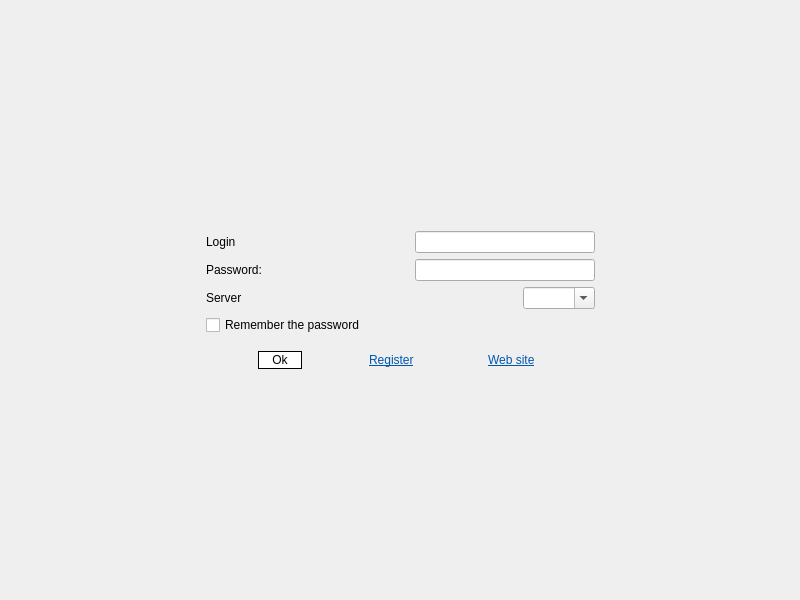
This is client/single-player/mainwindow.ui in alphaonex86/CatchChallenger as Qt 5 draws it before an edit. The edited form follows.
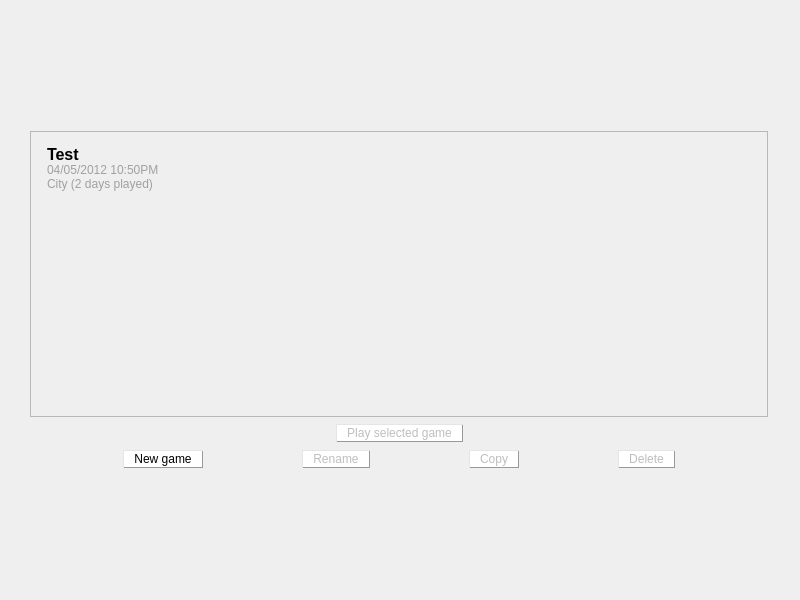
This is the edited form. The open tabs and pages were chosen to show the change. Icons and pictures are not drawn.

Patch:
```diff
--- a/client/single-player/mainwindow.ui
+++ b/client/single-player/mainwindow.ui
@@ -50,12 +50,6 @@
         <string notr="true">background-image: url(:/images/background.png);</string>
        </property>
        <layout class="QVBoxLayout" name="verticalLayout_3">
-        <property name="spacing">
-         <number>0</number>
-        </property>
-        <property name="margin">
-         <number>0</number>
-        </property>
         <item>
          <spacer name="verticalSpacer_login_2">
           <property name="orientation">
@@ -64,7 +58,7 @@
           <property name="sizeHint" stdset="0">
            <size>
             <width>20</width>
-            <height>197</height>
+            <height>99</height>
            </size>
           </property>
          </spacer>
@@ -88,14 +82,14 @@
            <widget class="QFrame" name="frame_login_2">
             <property name="minimumSize">
              <size>
-              <width>431</width>
-              <height>191</height>
+              <width>777</width>
+              <height>379</height>
              </size>
             </property>
             <property name="maximumSize">
              <size>
-              <width>431</width>
-              <height>191</height>
+              <width>777</width>
+              <height>379</height>
              </size>
             </property>
             <property name="styleSheet">
@@ -112,14 +106,14 @@
               <widget class="QFrame" name="frame_login">
                <property name="minimumSize">
                 <size>
-                 <width>411</width>
-                 <height>161</height>
+                 <width>760</width>
+                 <height>360</height>
                 </size>
                </property>
                <property name="maximumSize">
                 <size>
-                 <width>411</width>
-                 <height>161</height>
+                 <width>760</width>
+                 <height>360</height>
                 </size>
                </property>
                <property name="styleSheet">
@@ -133,156 +127,107 @@
                </property>
                <layout class="QVBoxLayout" name="verticalLayout">
                 <item>
-                 <layout class="QHBoxLayout" name="horizontalLayout_login_2">
-                  <item>
-                   <widget class="QLabel" name="label_login_login">
-                    <property name="text">
-                     <string>Login</string>
-                    </property>
-                   </widget>
-                  </item>
-                  <item>
-                   <spacer name="horizontalSpacer_login_7">
-                    <property name="orientation">
-                     <enum>Qt::Horizontal</enum>
-                    </property>
-                    <property name="sizeHint" stdset="0">
-                     <size>
-                      <width>40</width>
-                      <height>20</height>
-                     </size>
-                    </property>
-                   </spacer>
-                  </item>
-                  <item>
-                   <widget class="QLineEdit" name="lineEditLogin">
-                    <property name="minimumSize">
-                     <size>
-                      <width>180</width>
-                      <height>0</height>
-                     </size>
-                    </property>
-                    <property name="maximumSize">
-                     <size>
-                      <width>180</width>
-                      <height>16777215</height>
-                     </size>
-                    </property>
-                    <property name="styleSheet">
-                     <string notr="true">background-image: url(:/images/light-white.png);
-border-image: url(:/images/empty.png);</string>
-                    </property>
-                   </widget>
-                  </item>
-                 </layout>
-                </item>
-                <item>
-                 <layout class="QHBoxLayout" name="horizontalLayout_login_3">
-                  <item>
-                   <widget class="QLabel" name="label_login_pass">
-                    <property name="text">
-                     <string>Password:</string>
-                    </property>
-                   </widget>
-                  </item>
-                  <item>
-                   <spacer name="horizontalSpacer_login_2">
-                    <property name="orientation">
-                     <enum>Qt::Horizontal</enum>
-                    </property>
-                    <property name="sizeHint" stdset="0">
-                     <size>
-                      <width>40</width>
-                      <height>20</height>
-                     </size>
-                    </property>
-                   </spacer>
-                  </item>
-                  <item>
-                   <widget class="QLineEdit" name="lineEditPass">
-                    <property name="minimumSize">
-                     <size>
-                      <width>180</width>
-                      <height>0</height>
-                     </size>
-                    </property>
-                    <property name="maximumSize">
-                     <size>
-                      <width>180</width>
-                      <height>16777215</height>
-                     </size>
-                    </property>
-                    <property name="styleSheet">
-                     <string notr="true">background-image: url(:/images/light-white.png);
-border-image: url(:/images/empty.png);</string>
-                    </property>
-                    <property name="echoMode">
-                     <enum>QLineEdit::Password</enum>
-                    </property>
-                   </widget>
-                  </item>
-                 </layout>
-                </item>
-                <item>
-                 <layout class="QHBoxLayout" name="horizontalLayout_2">
-                  <item>
-                   <widget class="QLabel" name="label">
-                    <property name="text">
-                     <string>Server</string>
-                    </property>
-                   </widget>
-                  </item>
-                  <item>
-                   <spacer name="horizontalSpacer">
-                    <property name="orientation">
-                     <enum>Qt::Horizontal</enum>
-                    </property>
-                    <property name="sizeHint" stdset="0">
-                     <size>
-                      <width>40</width>
-                      <height>20</height>
-                     </size>
-                    </property>
-                   </spacer>
-                  </item>
-                  <item>
-                   <widget class="QComboBox" name="comboBoxServerList">
-                    <property name="styleSheet">
-                     <string notr="true">background-image: url(:/images/light-white.png);
-border-image: url(:/images/empty.png);</string>
-                    </property>
-                    <property name="editable">
-                     <bool>true</bool>
-                    </property>
-                    <property name="insertPolicy">
-                     <enum>QComboBox::InsertAtTop</enum>
-                    </property>
-                    <property name="duplicatesEnabled">
-                     <bool>true</bool>
-                    </property>
-                   </widget>
-                  </item>
-                 </layout>
-                </item>
-                <item>
-                 <widget class="QCheckBox" name="checkBoxRememberPassword">
-                  <property name="text">
-                   <string>Remember the password</string>
+                 <widget class="QScrollArea" name="scrollArea">
+                  <property name="widgetResizable">
+                   <bool>true</bool>
                   </property>
+                  <widget class="QWidget" name="scrollAreaWidgetContents">
+                   <property name="geometry">
+                    <rect>
+                     <x>0</x>
+                     <y>0</y>
+                     <width>746</width>
+                     <height>294</height>
+                    </rect>
+                   </property>
+                   <layout class="QVBoxLayout" name="verticalLayout_5">
+                    <item>
+                     <widget class="QLabel" name="label">
+                      <property name="styleSheet">
+                       <string notr="true">QLabel::hover { 
+	border: 1px solid #bbb;
+	background-color: rgb(180,180,180,50);
+    border-radius: 10px;
+}
+QLabel { 
+	padding:2px;
+}
+</string>
+                      </property>
+                      <property name="text">
+                       <string>&lt;html&gt;&lt;head/&gt;&lt;body&gt;&lt;p&gt;&lt;span style=&quot; font-size:12pt; font-weight:600;&quot;&gt;Test&lt;/span&gt;&lt;br/&gt;&lt;span style=&quot; color:#a0a0a0;&quot;&gt;04/05/2012 10:50PM&lt;/span&gt;&lt;br/&gt;&lt;span style=&quot; color:#a0a0a0;&quot;&gt;City (2 days played)&lt;/span&gt;&lt;/p&gt;&lt;/body&gt;&lt;/html&gt;</string>
+                      </property>
+                     </widget>
+                    </item>
+                    <item>
+                     <spacer name="verticalSpacer_6">
+                      <property name="orientation">
+                       <enum>Qt::Vertical</enum>
+                      </property>
+                      <property name="sizeHint" stdset="0">
+                       <size>
+                        <width>20</width>
+                        <height>232</height>
+                       </size>
+                      </property>
+                     </spacer>
+                    </item>
+                   </layout>
+                  </widget>
                  </widget>
                 </item>
                 <item>
-                 <spacer name="verticalSpacer_login">
-                  <property name="orientation">
-                   <enum>Qt::Vertical</enum>
-                  </property>
-                  <property name="sizeHint" stdset="0">
-                   <size>
-                    <width>20</width>
-                    <height>72</height>
-                   </size>
-                  </property>
-                 </spacer>
+                 <layout class="QHBoxLayout" name="horizontalLayout_11">
+                  <item>
+                   <spacer name="horizontalSpacer_11">
+                    <property name="orientation">
+                     <enum>Qt::Horizontal</enum>
+                    </property>
+                    <property name="sizeHint" stdset="0">
+                     <size>
+                      <width>40</width>
+                      <height>20</height>
+                     </size>
+                    </property>
+                   </spacer>
+                  </item>
+                  <item>
+                   <widget class="QPushButton" name="SaveGame_Play">
+                    <property name="enabled">
+                     <bool>false</bool>
+                    </property>
+                    <property name="styleSheet">
+                     <string notr="true">QPushButton {
+     border-radius: 15px;
+     border-color:#000;
+     border: 1px outset #999;
+     background-color: rgb(255, 255, 255);
+     padding:1px 10px;
+}
+ QPushButton:pressed {
+     background-color: rgb(240,240,240);
+     border-style: inset;
+ }</string>
+                    </property>
+                    <property name="text">
+                     <string>Play selected game</string>
+                    </property>
+                   </widget>
+                  </item>
+                  <item>
+                   <spacer name="horizontalSpacer_12">
+                    <property name="orientation">
+                     <enum>Qt::Horizontal</enum>
+                    </property>
+                    <property name="sizeHint" stdset="0">
+                     <size>
+                      <width>40</width>
+                      <height>20</height>
+                     </size>
+                    </property>
+                   </spacer>
+                  </item>
+                 </layout>
                 </item>
                 <item>
                  <layout class="QHBoxLayout" name="horizontalLayout_login_4">
@@ -302,14 +247,20 @@
                   <item>
                    <widget class="QPushButton" name="pushButtonTryLogin">
                     <property name="styleSheet">
-                     <string notr="true">border-radius: 15px;
-border-color:#000;
-border: 1px solid #000;
-background-color: rgb(255, 255, 255);
-padding:1px 10px;</string>
+                     <string notr="true">QPushButton {
+     border-radius: 15px;
+     border-color:#000;
+     border: 1px outset #999;
+     background-color: rgb(255, 255, 255);
+     padding:1px 10px;
+}
+ QPushButton:pressed {
+     background-color: rgb(240,240,240);
+     border-style: inset;
+ }</string>
                     </property>
                     <property name="text">
-                     <string> Ok </string>
+                     <string>New game</string>
                     </property>
                     <property name="flat">
                      <bool>true</bool>
@@ -330,20 +281,61 @@
                    </spacer>
                   </item>
                   <item>
-                   <widget class="QLabel" name="label_login_register">
+                   <widget class="QPushButton" name="SaveGame_Rename">
+                    <property name="enabled">
+                     <bool>false</bool>
+                    </property>
                     <property name="styleSheet">
-                     <string notr="true">background-image: url(:/images/light-white.png);
-padding: 0 5px;</string>
+                     <string notr="true">QPushButton {
+     border-radius: 15px;
+     border-color:#000;
+     border: 1px outset #999;
+     background-color: rgb(255, 255, 255);
+     padding:1px 10px;
+}
+ QPushButton:pressed {
+     background-color: rgb(240,240,240);
+     border-style: inset;
+ }</string>
                     </property>
                     <property name="text">
-                     <string>&lt;!DOCTYPE HTML PUBLIC &quot;-//W3C//DTD HTML 4.0//EN&quot; &quot;http://www.w3.org/TR/REC-html40/strict.dtd&quot;&gt;
-&lt;html&gt;&lt;head&gt;&lt;meta name=&quot;qrichtext&quot; content=&quot;1&quot; /&gt;&lt;style type=&quot;text/css&quot;&gt;
-p, li { white-space: pre-wrap; }
-&lt;/style&gt;&lt;/head&gt;&lt;body style=&quot; font-family:'Sans Serif'; font-size:9pt; font-weight:400; font-style:normal;&quot;&gt;
-&lt;p style=&quot; margin-top:0px; margin-bottom:0px; margin-left:0px; margin-right:0px; -qt-block-indent:0; text-indent:0px;&quot;&gt;&lt;a href=&quot;https://pokecraft.first-world.info/ucp.php?mode=register&quot;&gt;&lt;span style=&quot; text-decoration: underline; color:#0057ae;&quot;&gt;Register&lt;/span&gt;&lt;/a&gt;&lt;/p&gt;&lt;/body&gt;&lt;/html&gt;</string>
+                     <string>Rename</string>
                     </property>
-                    <property name="openExternalLinks">
-                     <bool>true</bool>
+                   </widget>
+                  </item>
+                  <item>
+                   <spacer name="horizontalSpacer">
+                    <property name="orientation">
+                     <enum>Qt::Horizontal</enum>
+                    </property>
+                    <property name="sizeHint" stdset="0">
+                     <size>
+                      <width>40</width>
+                      <height>20</height>
+                     </size>
+                    </property>
+                   </spacer>
+                  </item>
+                  <item>
+                   <widget class="QPushButton" name="SaveGame_Copy">
+                    <property name="enabled">
+                     <bool>false</bool>
+                    </property>
+                    <property name="styleSheet">
+                     <string notr="true">QPushButton {
+     border-radius: 15px;
+     border-color:#000;
+     border: 1px outset #999;
+     background-color: rgb(255, 255, 255);
+     padding:1px 10px;
+}
+ QPushButton:pressed {
+     background-color: rgb(240,240,240);
+     border-style: inset;
+ }</string>
+                    </property>
+                    <property name="text">
+                     <string>Copy</string>
                     </property>
                    </widget>
                   </item>
@@ -361,20 +353,25 @@
                    </spacer>
                   </item>
                   <item>
-                   <widget class="QLabel" name="label_login_website">
+                   <widget class="QPushButton" name="SaveGame_Delete">
+                    <property name="enabled">
+                     <bool>false</bool>
+                    </property>
                     <property name="styleSheet">
-                     <string notr="true">background-image: url(:/images/light-white.png);
-padding: 0 5px;</string>
+                     <string notr="true">QPushButton {
+     border-radius: 15px;
+     border-color:#000;
+     border: 1px outset #999;
+     background-color: rgb(255, 255, 255);
+     padding:1px 10px;
+}
+ QPushButton:pressed {
+     background-color: rgb(240,240,240);
+     border-style: inset;
+ }</string>
                     </property>
                     <property name="text">
-                     <string>&lt;!DOCTYPE HTML PUBLIC &quot;-//W3C//DTD HTML 4.0//EN&quot; &quot;http://www.w3.org/TR/REC-html40/strict.dtd&quot;&gt;
-&lt;html&gt;&lt;head&gt;&lt;meta name=&quot;qrichtext&quot; content=&quot;1&quot; /&gt;&lt;style type=&quot;text/css&quot;&gt;
-p, li { white-space: pre-wrap; }
-&lt;/style&gt;&lt;/head&gt;&lt;body style=&quot; font-family:'Sans Serif'; font-size:9pt; font-weight:400; font-style:normal;&quot;&gt;
-&lt;p style=&quot; margin-top:0px; margin-bottom:0px; margin-left:0px; margin-right:0px; -qt-block-indent:0; text-indent:0px;&quot;&gt;&lt;a href=&quot;https://pokecraft.first-world.info/ucp.php?mode=register&quot;&gt;&lt;span style=&quot; text-decoration: underline; color:#0057ae;&quot;&gt;Web site&lt;/span&gt;&lt;/a&gt;&lt;/p&gt;&lt;/body&gt;&lt;/html&gt;</string>
-                    </property>
-                    <property name="openExternalLinks">
-                     <bool>true</bool>
+                     <string>Delete</string>
                     </property>
                    </widget>
                   </item>
@@ -422,7 +419,7 @@
           <property name="sizeHint" stdset="0">
            <size>
             <width>20</width>
-            <height>197</height>
+            <height>98</height>
            </size>
           </property>
          </spacer>
@@ -529,125 +526,6 @@
           <property name="spacing">
            <number>0</number>
           </property>
-          <item>
-           <widget class="QFrame" name="frame_main_display_right">
-            <property name="minimumSize">
-             <size>
-              <width>200</width>
-              <height>0</height>
-             </size>
-            </property>
-            <property name="maximumSize">
-             <size>
-              <width>200</width>
-              <height>16777215</height>
-             </size>
-            </property>
-            <property name="styleSheet">
-             <string notr="true">background-image: url(:/images/interface/pkmnbaroption.png);</string>
-            </property>
-            <layout class="QVBoxLayout" name="verticalLayout_5">
-             <property name="spacing">
-              <number>2</number>
-             </property>
-             <property name="leftMargin">
-              <number>2</number>
-             </property>
-             <property name="topMargin">
-              <number>0</number>
-             </property>
-             <property name="rightMargin">
-              <number>2</number>
-             </property>
-             <property name="bottomMargin">
-              <number>0</number>
-             </property>
-             <item>
-              <widget class="QTextBrowser" name="textBrowser_chat">
-               <property name="minimumSize">
-                <size>
-                 <width>196</width>
-                 <height>275</height>
-                </size>
-               </property>
-               <property name="maximumSize">
-                <size>
-                 <width>196</width>
-                 <height>275</height>
-                </size>
-               </property>
-               <property name="styleSheet">
-                <string notr="true">border-image: url(:/images/empty.png);
-background-image: url(:/images/light-white.png);</string>
-               </property>
-               <property name="verticalScrollBarPolicy">
-                <enum>Qt::ScrollBarAlwaysOff</enum>
-               </property>
-               <property name="horizontalScrollBarPolicy">
-                <enum>Qt::ScrollBarAlwaysOff</enum>
-               </property>
-              </widget>
-             </item>
-             <item>
-              <layout class="QHBoxLayout" name="horizontalLayout_main_display_9">
-               <property name="spacing">
-                <number>0</number>
-               </property>
-               <item>
-                <widget class="QLineEdit" name="lineEdit_chat_text">
-                 <property name="minimumSize">
-                  <size>
-                   <width>0</width>
-                   <height>25</height>
-                  </size>
-                 </property>
-                 <property name="maximumSize">
-                  <size>
-                   <width>16777215</width>
-                   <height>25</height>
-                  </size>
-                 </property>
-                 <property name="styleSheet">
-                  <string notr="true">background-image: url(:/images/chat/pkmnbarchat3.png);
-border-image: url(:/images/empty.png);</string>
-                 </property>
-                 <property name="maxLength">
-                  <number>256</number>
-                 </property>
-                 <property name="placeholderText">
-                  <string>Your message</string>
-                 </property>
-                </widget>
-               </item>
-               <item>
-                <widget class="QComboBox" name="comboBox_chat_type">
-                 <item>
-                  <property name="text">
-                   <string>All</string>
-                  </property>
-                 </item>
-                 <item>
-                  <property name="text">
-                   <string>Clan</string>
-                  </property>
-                 </item>
-                </widget>
-               </item>
-              </layout>
-             </item>
-             <item>
-              <widget class="QFrame" name="frame_main_display_player_info">
-               <property name="sizePolicy">
-                <sizepolicy hsizetype="Expanding" vsizetype="Expanding">
-                 <horstretch>0</horstretch>
-                 <verstretch>0</verstretch>
-                </sizepolicy>
-               </property>
-              </widget>
-             </item>
-            </layout>
-           </widget>
-          </item>
          </layout>
         </item>
         <item>
@@ -817,74 +695,6 @@
              </property>
             </widget>
            </item>
-           <item>
-            <widget class="QFrame" name="frame_main_display_interface_player">
-             <property name="minimumSize">
-              <size>
-               <width>25</width>
-               <height>25</height>
-              </size>
-             </property>
-             <property name="maximumSize">
-              <size>
-               <width>16777215</width>
-               <height>25</height>
-              </size>
-             </property>
-             <property name="styleSheet">
-              <string notr="true">border: 1px solid #343434;
-background-image: url(:/images/interface/background.png);</string>
-             </property>
-             <layout class="QHBoxLayout" name="horizontalLayout_11">
-              <property name="leftMargin">
-               <number>2</number>
-              </property>
-              <property name="topMargin">
-               <number>0</number>
-              </property>
-              <property name="rightMargin">
-               <number>2</number>
-              </property>
-              <property name="bottomMargin">
-               <number>0</number>
-              </property>
-              <item>
-               <widget class="QLabel" name="label_interface_player_img">
-                <property name="minimumSize">
-                 <size>
-                  <width>0</width>
-                  <height>23</height>
-                 </size>
-                </property>
-                <property name="maximumSize">
-                 <size>
-                  <width>16777215</width>
-                  <height>23</height>
-                 </size>
-                </property>
-                <property name="styleSheet">
-                 <string notr="true">border: 0px;
-background-image: url(:/images/empty.png);</string>
-                </property>
-                <property name="pixmap">
-                 <pixmap resource="resources.qrc">:/images/interface/player.png</pixmap>
-                </property>
-               </widget>
-              </item>
-              <item>
-               <widget class="QLabel" name="label_interface_number_of_player">
-                <property name="styleSheet">
-                 <string notr="true">border: 0px;
-background-image: url(:/images/empty.png);</string>
-                </property>
-                <property name="text">
-                 <string>?/?</string>
-                </property>
-               </widget>
-              </item>
-             </layout>
-            </widget>
-           </item>
           </layout>
          </widget>
         </item>
```
Left out of the diff: 18 changed lines with no effect on the pictures.
